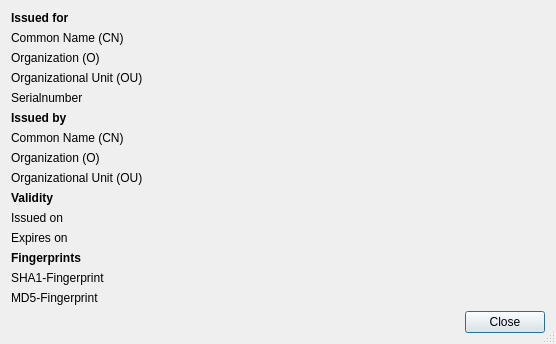
Old version of the form Helpviewer/SslInfoDialog.ui in the repository testmana2/test.
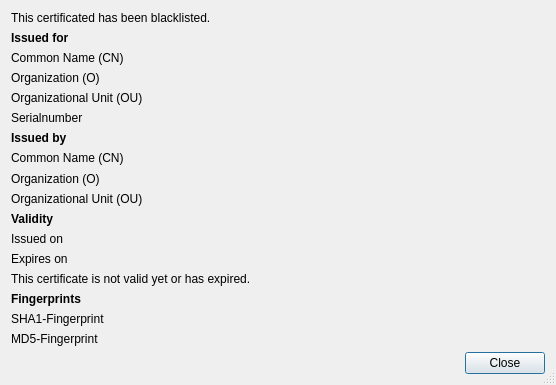
New version of the form.

Commit message: Added code to indicate invalid SSL certificates in the URL entry and the SSL info dialog.

The edit to the form file:
```diff
--- a/Helpviewer/SslInfoDialog.ui
+++ b/Helpviewer/SslInfoDialog.ui
@@ -7,7 +7,7 @@
     <x>0</x>
     <y>0</y>
     <width>556</width>
-    <height>337</height>
+    <height>385</height>
    </rect>
   </property>
   <property name="windowTitle">
@@ -19,24 +19,28 @@
   <layout class="QVBoxLayout" name="verticalLayout">
    <item>
     <layout class="QGridLayout" name="gridLayout">
-     <property name="horizontalSpacing">
-      <number>15</number>
-     </property>
      <item row="0" column="0" colspan="2">
+      <widget class="QLabel" name="blacklistedLabel">
+       <property name="text">
+        <string>This certificated has been blacklisted.</string>
+       </property>
+      </widget>
+     </item>
+     <item row="1" column="0" colspan="2">
       <widget class="QLabel" name="label">
        <property name="text">
         <string>&lt;b&gt;Issued for&lt;/b&gt;</string>
        </property>
       </widget>
      </item>
-     <item row="1" column="0">
+     <item row="2" column="0">
       <widget class="QLabel" name="label_2">
        <property name="text">
         <string>Common Name (CN)</string>
        </property>
       </widget>
      </item>
-     <item row="1" column="1">
+     <item row="2" column="1">
       <widget class="QLabel" name="subjectCommonNameLabel">
        <property name="sizePolicy">
         <sizepolicy hsizetype="Expanding" vsizetype="Preferred">
@@ -49,14 +53,14 @@
        </property>
       </widget>
      </item>
-     <item row="2" column="0">
+     <item row="3" column="0">
       <widget class="QLabel" name="label_3">
        <property name="text">
         <string>Organization (O)</string>
        </property>
       </widget>
      </item>
-     <item row="2" column="1">
+     <item row="3" column="1">
       <widget class="QLabel" name="subjectOrganizationLabel">
        <property name="sizePolicy">
         <sizepolicy hsizetype="Expanding" vsizetype="Preferred">
@@ -69,14 +73,14 @@
        </property>
       </widget>
      </item>
-     <item row="3" column="0">
+     <item row="4" column="0">
       <widget class="QLabel" name="label_4">
        <property name="text">
         <string>Organizational Unit (OU)</string>
        </property>
       </widget>
      </item>
-     <item row="3" column="1">
+     <item row="4" column="1">
       <widget class="QLabel" name="subjectOrganizationalUnitLabel">
        <property name="sizePolicy">
         <sizepolicy hsizetype="Expanding" vsizetype="Preferred">
@@ -89,14 +93,14 @@
        </property>
       </widget>
      </item>
-     <item row="4" column="0">
+     <item row="5" column="0">
       <widget class="QLabel" name="label_5">
        <property name="text">
         <string>Serialnumber</string>
        </property>
       </widget>
      </item>
-     <item row="4" column="1">
+     <item row="5" column="1">
       <widget class="QLabel" name="serialNumberLabel">
        <property name="sizePolicy">
         <sizepolicy hsizetype="Expanding" vsizetype="Preferred">
@@ -109,21 +113,21 @@
        </property>
       </widget>
      </item>
-     <item row="5" column="0" colspan="2">
+     <item row="6" column="0" colspan="2">
       <widget class="QLabel" name="label_6">
        <property name="text">
         <string>&lt;b&gt;Issued by&lt;/b&gt;</string>
        </property>
       </widget>
      </item>
-     <item row="6" column="0">
+     <item row="7" column="0">
       <widget class="QLabel" name="label_9">
        <property name="text">
         <string>Common Name (CN)</string>
        </property>
       </widget>
      </item>
-     <item row="6" column="1">
+     <item row="7" column="1">
       <widget class="QLabel" name="issuerCommonNameLabel">
        <property name="sizePolicy">
         <sizepolicy hsizetype="Expanding" vsizetype="Preferred">
@@ -136,14 +140,14 @@
        </property>
       </widget>
      </item>
-     <item row="7" column="0">
+     <item row="8" column="0">
       <widget class="QLabel" name="label_8">
        <property name="text">
         <string>Organization (O)</string>
        </property>
       </widget>
      </item>
-     <item row="7" column="1">
+     <item row="8" column="1">
       <widget class="QLabel" name="issuerOrganizationLabel">
        <property name="sizePolicy">
         <sizepolicy hsizetype="Expanding" vsizetype="Preferred">
@@ -156,14 +160,14 @@
        </property>
       </widget>
      </item>
-     <item row="8" column="0">
+     <item row="9" column="0">
       <widget class="QLabel" name="label_7">
        <property name="text">
         <string>Organizational Unit (OU)</string>
        </property>
       </widget>
      </item>
-     <item row="8" column="1">
+     <item row="9" column="1">
       <widget class="QLabel" name="issuerOrganizationalUnitLabel">
        <property name="sizePolicy">
         <sizepolicy hsizetype="Expanding" vsizetype="Preferred">
@@ -176,21 +180,21 @@
        </property>
       </widget>
      </item>
-     <item row="9" column="0" colspan="2">
+     <item row="10" column="0" colspan="2">
       <widget class="QLabel" name="label_10">
        <property name="text">
         <string>&lt;b&gt;Validity&lt;/b&gt;</string>
        </property>
       </widget>
      </item>
-     <item row="10" column="0">
+     <item row="11" column="0">
       <widget class="QLabel" name="label_11">
        <property name="text">
         <string>Issued on</string>
        </property>
       </widget>
      </item>
-     <item row="10" column="1">
+     <item row="11" column="1">
       <widget class="QLabel" name="effectiveLabel">
        <property name="sizePolicy">
         <sizepolicy hsizetype="Expanding" vsizetype="Preferred">
@@ -203,14 +207,14 @@
        </property>
       </widget>
      </item>
-     <item row="11" column="0">
+     <item row="12" column="0">
       <widget class="QLabel" name="label_12">
        <property name="text">
         <string>Expires on</string>
        </property>
       </widget>
      </item>
-     <item row="11" column="1">
+     <item row="12" column="1">
       <widget class="QLabel" name="expiresLabel">
        <property name="sizePolicy">
         <sizepolicy hsizetype="Expanding" vsizetype="Preferred">
@@ -223,21 +227,28 @@
        </property>
       </widget>
      </item>
-     <item row="12" column="0" colspan="2">
+     <item row="13" column="0" colspan="2">
+      <widget class="QLabel" name="expiredLabel">
+       <property name="text">
+        <string>This certificate is not valid yet or has expired.</string>
+       </property>
+      </widget>
+     </item>
+     <item row="14" column="0" colspan="2">
       <widget class="QLabel" name="label_13">
        <property name="text">
         <string>&lt;b&gt;Fingerprints&lt;/b&gt;</string>
        </property>
       </widget>
      </item>
-     <item row="13" column="0">
+     <item row="15" column="0">
       <widget class="QLabel" name="label_14">
        <property name="text">
         <string>SHA1-Fingerprint</string>
        </property>
       </widget>
      </item>
-     <item row="13" column="1">
+     <item row="15" column="1">
       <widget class="QLabel" name="sha1Label">
        <property name="sizePolicy">
         <sizepolicy hsizetype="Expanding" vsizetype="Preferred">
@@ -250,14 +261,14 @@
        </property>
       </widget>
      </item>
-     <item row="14" column="0">
+     <item row="16" column="0">
       <widget class="QLabel" name="label_15">
        <property name="text">
         <string>MD5-Fingerprint</string>
        </property>
       </widget>
      </item>
-     <item row="14" column="1">
+     <item row="16" column="1">
       <widget class="QLabel" name="md5Label">
        <property name="sizePolicy">
         <sizepolicy hsizetype="Expanding" vsizetype="Preferred">
```
The commit also changes 14 other files.
